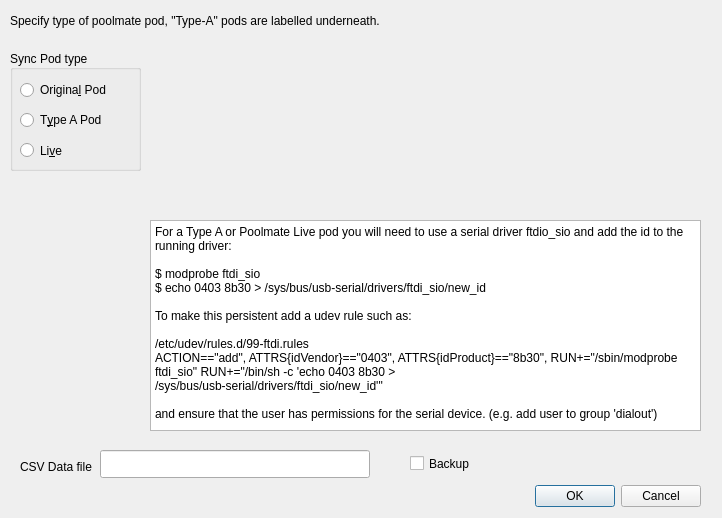
Above: ui/config.ui from ihewitt/poolviewer before the change. Below: the same form after it.
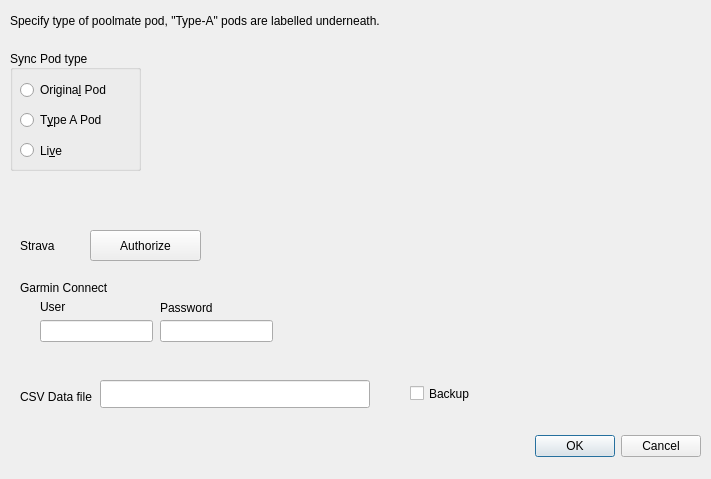
That is the form after the change. Icons and pictures are not drawn.

Commit message: Add strava and garmin upload

```diff
--- a/ui/config.ui
+++ b/ui/config.ui
@@ -6,8 +6,8 @@
    <rect>
     <x>0</x>
     <y>0</y>
-    <width>722</width>
-    <height>518</height>
+    <width>711</width>
+    <height>479</height>
    </rect>
   </property>
   <property name="windowTitle">
@@ -17,7 +17,7 @@
    <property name="geometry">
     <rect>
      <x>360</x>
-     <y>480</y>
+     <y>430</y>
      <width>341</width>
      <height>32</height>
     </rect>
@@ -97,7 +97,7 @@
    <property name="geometry">
     <rect>
      <x>20</x>
-     <y>460</y>
+     <y>390</y>
      <width>80</width>
      <height>14</height>
     </rect>
@@ -110,7 +110,7 @@
    <property name="geometry">
     <rect>
      <x>100</x>
-     <y>450</y>
+     <y>380</y>
      <width>270</width>
      <height>28</height>
     </rect>
@@ -176,63 +176,11 @@
     <pixmap resource="../poolview.qrc">:/images/podlive.png</pixmap>
    </property>
   </widget>
-  <widget class="QTextBrowser" name="orighelp">
-   <property name="geometry">
-    <rect>
-     <x>150</x>
-     <y>220</y>
-     <width>551</width>
-     <height>211</height>
-    </rect>
-   </property>
-   <property name="frameShape">
-    <enum>QFrame::StyledPanel</enum>
-   </property>
-   <property name="html">
-    <string>&lt;!DOCTYPE HTML PUBLIC &quot;-//W3C//DTD HTML 4.0//EN&quot; &quot;http://www.w3.org/TR/REC-html40/strict.dtd&quot;&gt;
-&lt;html&gt;&lt;head&gt;&lt;meta name=&quot;qrichtext&quot; content=&quot;1&quot; /&gt;&lt;style type=&quot;text/css&quot;&gt;
-p, li { white-space: pre-wrap; }
-&lt;/style&gt;&lt;/head&gt;&lt;body style=&quot; font-family:'Arial'; font-size:9pt; font-weight:400; font-style:normal;&quot;&gt;
-&lt;p style=&quot; margin-top:0px; margin-bottom:0px; margin-left:0px; margin-right:0px; -qt-block-indent:0; text-indent:0px;&quot;&gt;For an original pod, no additional drivers are required, however you will need to ensure the USB device is set with the correct permissions by creating a udev rule such as:&lt;/p&gt;
-&lt;p style=&quot;-qt-paragraph-type:empty; margin-top:0px; margin-bottom:0px; margin-left:0px; margin-right:0px; -qt-block-indent:0; text-indent:0px;&quot;&gt;&lt;br /&gt;&lt;/p&gt;
-&lt;p style=&quot; margin-top:0px; margin-bottom:0px; margin-left:0px; margin-right:0px; -qt-block-indent:0; text-indent:0px;&quot;&gt;$ /etc/udev/rules.d/51-poolmate.rules&lt;/p&gt;
-&lt;p style=&quot; margin-top:0px; margin-bottom:0px; margin-left:0px; margin-right:0px; -qt-block-indent:0; text-indent:0px;&quot;&gt;SUBSYSTEMS==&amp;quot;usb&amp;quot; ATTRS{idVendor}==&amp;quot;0451&amp;quot; ATTRS{idProduct}==&amp;quot;5051&amp;quot; MODE:=&amp;quot;0666&amp;quot;&lt;/p&gt;
-&lt;p style=&quot;-qt-paragraph-type:empty; margin-top:0px; margin-bottom:0px; margin-left:0px; margin-right:0px; -qt-block-indent:0; text-indent:0px;&quot;&gt;&lt;br /&gt;&lt;/p&gt;&lt;/body&gt;&lt;/html&gt;</string>
-   </property>
-  </widget>
-  <widget class="QTextBrowser" name="livehelp">
-   <property name="geometry">
-    <rect>
-     <x>150</x>
-     <y>220</y>
-     <width>551</width>
-     <height>211</height>
-    </rect>
-   </property>
-   <property name="html">
-    <string>&lt;!DOCTYPE HTML PUBLIC &quot;-//W3C//DTD HTML 4.0//EN&quot; &quot;http://www.w3.org/TR/REC-html40/strict.dtd&quot;&gt;
-&lt;html&gt;&lt;head&gt;&lt;meta name=&quot;qrichtext&quot; content=&quot;1&quot; /&gt;&lt;style type=&quot;text/css&quot;&gt;
-p, li { white-space: pre-wrap; }
-&lt;/style&gt;&lt;/head&gt;&lt;body style=&quot; font-family:'Arial'; font-size:9pt; font-weight:400; font-style:normal;&quot;&gt;
-&lt;p style=&quot; margin-top:0px; margin-bottom:0px; margin-left:0px; margin-right:0px; -qt-block-indent:0; text-indent:0px;&quot;&gt;For a Type A or Poolmate Live pod you will need to use a serial driver ftdio_sio and add the id to the running driver:&lt;/p&gt;
-&lt;p style=&quot;-qt-paragraph-type:empty; margin-top:0px; margin-bottom:0px; margin-left:0px; margin-right:0px; -qt-block-indent:0; text-indent:0px;&quot;&gt;&lt;br /&gt;&lt;/p&gt;
-&lt;p style=&quot; margin-top:0px; margin-bottom:0px; margin-left:0px; margin-right:0px; -qt-block-indent:0; text-indent:0px;&quot;&gt;$ modprobe ftdi_sio&lt;/p&gt;
-&lt;p style=&quot; margin-top:0px; margin-bottom:0px; margin-left:0px; margin-right:0px; -qt-block-indent:0; text-indent:0px;&quot;&gt;$ echo 0403 8b30 &amp;gt; /sys/bus/usb-serial/drivers/ftdi_sio/new_id&lt;/p&gt;
-&lt;p style=&quot;-qt-paragraph-type:empty; margin-top:0px; margin-bottom:0px; margin-left:0px; margin-right:0px; -qt-block-indent:0; text-indent:0px;&quot;&gt;&lt;br /&gt;&lt;/p&gt;
-&lt;p style=&quot; margin-top:0px; margin-bottom:0px; margin-left:0px; margin-right:0px; -qt-block-indent:0; text-indent:0px;&quot;&gt;To make this persistent add a udev rule such as: &lt;/p&gt;
-&lt;p style=&quot;-qt-paragraph-type:empty; margin-top:0px; margin-bottom:0px; margin-left:0px; margin-right:0px; -qt-block-indent:0; text-indent:0px;&quot;&gt;&lt;br /&gt;&lt;/p&gt;
-&lt;p style=&quot; margin-top:0px; margin-bottom:0px; margin-left:0px; margin-right:0px; -qt-block-indent:0; text-indent:0px;&quot;&gt;/etc/udev/rules.d/99-ftdi.rules &lt;/p&gt;
-&lt;p style=&quot; margin-top:0px; margin-bottom:0px; margin-left:0px; margin-right:0px; -qt-block-indent:0; text-indent:0px;&quot;&gt;ACTION==&amp;quot;add&amp;quot;, ATTRS{idVendor}==&amp;quot;0403&amp;quot;, ATTRS{idProduct}==&amp;quot;8b30&amp;quot;, RUN+=&amp;quot;/sbin/modprobe ftdi_sio&amp;quot; RUN+=&amp;quot;/bin/sh -c 'echo 0403 8b30 &amp;gt; &lt;/p&gt;
-&lt;p style=&quot; margin-top:0px; margin-bottom:0px; margin-left:0px; margin-right:0px; -qt-block-indent:0; text-indent:0px;&quot;&gt;/sys/bus/usb-serial/drivers/ftdi_sio/new_id'&amp;quot;&lt;/p&gt;
-&lt;p style=&quot;-qt-paragraph-type:empty; margin-top:0px; margin-bottom:0px; margin-left:0px; margin-right:0px; -qt-block-indent:0; text-indent:0px;&quot;&gt;&lt;br /&gt;&lt;/p&gt;
-&lt;p style=&quot; margin-top:0px; margin-bottom:0px; margin-left:0px; margin-right:0px; -qt-block-indent:0; text-indent:0px;&quot;&gt;and ensure that the user has permissions for the serial device. (e.g. add user to group 'dialout')&lt;/p&gt;&lt;/body&gt;&lt;/html&gt;</string>
-   </property>
-  </widget>
   <widget class="QCheckBox" name="backup">
    <property name="geometry">
     <rect>
      <x>410</x>
-     <y>450</y>
+     <y>380</y>
      <width>91</width>
      <height>27</height>
     </rect>
@@ -254,17 +202,99 @@
     <string>Specify type of poolmate pod, &quot;Type-A&quot; pods are labelled underneath.</string>
    </property>
   </widget>
-  <zorder>orighelp</zorder>
-  <zorder>livehelp</zorder>
-  <zorder>buttonBox</zorder>
-  <zorder>groupBox</zorder>
-  <zorder>label</zorder>
-  <zorder>dataFile</zorder>
-  <zorder>podorig</zorder>
-  <zorder>poda</zorder>
-  <zorder>podlive</zorder>
-  <zorder>backup</zorder>
-  <zorder>label_2</zorder>
+  <widget class="QLabel" name="label_3">
+   <property name="geometry">
+    <rect>
+     <x>20</x>
+     <y>239</y>
+     <width>53</width>
+     <height>14</height>
+    </rect>
+   </property>
+   <property name="text">
+    <string>Strava</string>
+   </property>
+  </widget>
+  <widget class="QLabel" name="label_4">
+   <property name="geometry">
+    <rect>
+     <x>20</x>
+     <y>280</y>
+     <width>101</width>
+     <height>16</height>
+    </rect>
+   </property>
+   <property name="text">
+    <string>Garmin Connect</string>
+   </property>
+  </widget>
+  <widget class="QLabel" name="label_5">
+   <property name="geometry">
+    <rect>
+     <x>40</x>
+     <y>300</y>
+     <width>53</width>
+     <height>14</height>
+    </rect>
+   </property>
+   <property name="text">
+    <string>User</string>
+   </property>
+  </widget>
+  <widget class="QLabel" name="label_6">
+   <property name="geometry">
+    <rect>
+     <x>160</x>
+     <y>300</y>
+     <width>61</width>
+     <height>16</height>
+    </rect>
+   </property>
+   <property name="text">
+    <string>Password</string>
+   </property>
+  </widget>
+  <widget class="QLineEdit" name="garminUser">
+   <property name="geometry">
+    <rect>
+     <x>40</x>
+     <y>320</y>
+     <width>113</width>
+     <height>22</height>
+    </rect>
+   </property>
+  </widget>
+  <widget class="QLineEdit" name="garminPassword">
+   <property name="geometry">
+    <rect>
+     <x>160</x>
+     <y>320</y>
+     <width>113</width>
+     <height>22</height>
+    </rect>
+   </property>
+   <property name="echoMode">
+    <enum>QLineEdit::Password</enum>
+   </property>
+  </widget>
+  <widget class="QPushButton" name="stravaAuth">
+   <property name="geometry">
+    <rect>
+     <x>90</x>
+     <y>230</y>
+     <width>111</width>
+     <height>31</height>
+    </rect>
+   </property>
+   <property name="text">
+    <string>Authorize</string>
+   </property>
+   <property name="icon">
+    <iconset>
+     <normalon>:/images/tick.png</normalon>
+    </iconset>
+   </property>
+  </widget>
  </widget>
  <tabstops>
   <tabstop>podOriginal</tabstop>
```
Left out of the diff: 9 changed lines with no effect on the pictures. The commit also changes 16 other files.
